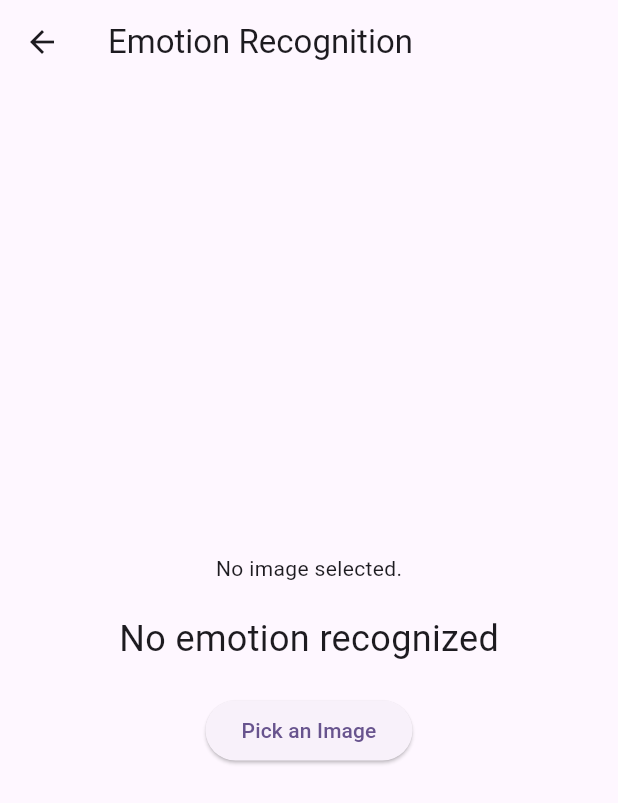
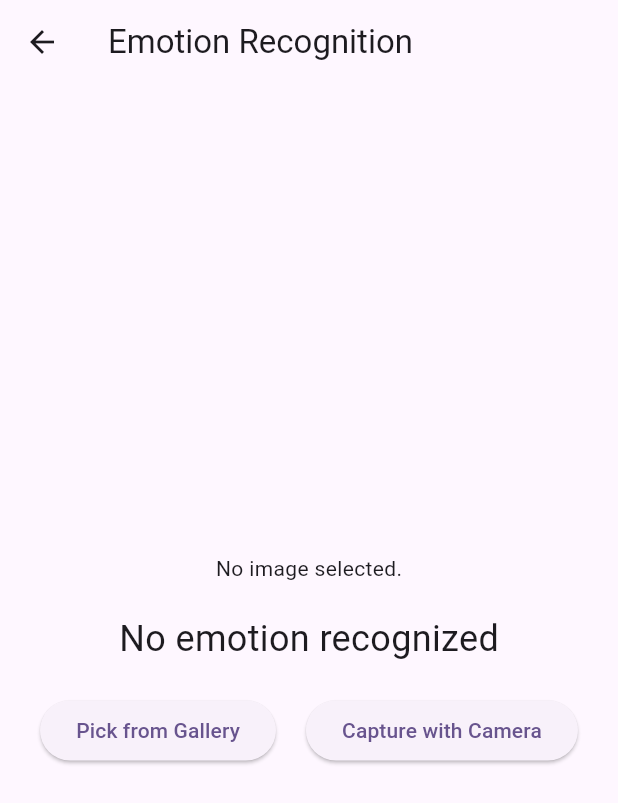
Before and after one commit to g4stlyx/ai_super_app, a Flutter app: the EmotionRecognitionScreen screen opened directly, on a phone screen of 412 x 824 dp. Shown: the top 803 px of the screen. Run offline on Flutter 3.47's test engine with Material 3 defaults, Android fonts, the phone set to English and light mode, and no system bars; our stand-ins replace file_picker, flutter_dotenv, flutter_tts, google_generative_ai, image_picker, permission_handler and 2 more; missing offline and left inert: face_emotion_detector, google_mlkit_image_labeling, read_pdf_text, translator; accounts and stored records are empty.

```diff
--- a/lib/screens/emotion_recognition_screen.dart
+++ b/lib/screens/emotion_recognition_screen.dart
@@ -17,9 +17,9 @@ class _EmotionRecognitionScreenState extends State<EmotionRecognitionScreen> {
   String _recognizedEmotion = 'No emotion recognized';
   File? _image;
 
-  Future<void> _pickImage() async {
+  Future<void> _pickImage(ImageSource source) async {
     final picker = ImagePicker();
-    final pickedFile = await picker.pickImage(source: ImageSource.gallery);
+    final pickedFile = await picker.pickImage(source: source);
 
     if (pickedFile != null) {
       setState(() {
@@ -55,9 +55,19 @@ class _EmotionRecognitionScreenState extends State<EmotionRecognitionScreen> {
               style: const TextStyle(fontSize: 24),
             ),
             const SizedBox(height: 20),
-            ElevatedButton(
-              onPressed: _pickImage,
-              child: const Text('Pick an Image'),
+            Row(
+              mainAxisAlignment: MainAxisAlignment.center,
+              children: [
+                ElevatedButton(
+                  onPressed: () => _pickImage(ImageSource.gallery),
+                  child: const Text('Pick from Gallery'),
+                ),
+                const SizedBox(width: 20),
+                ElevatedButton(
+                  onPressed: () => _pickImage(ImageSource.camera),
+                  child: const Text('Capture with Camera'),
+                ),
+              ],
             ),
           ],
         ),
```
Also changed, not shown: env_template.txt (added, +11 -0 lines), lib/services/emotion_recognition_service.dart (+43 -28 lines), 1 other file.
